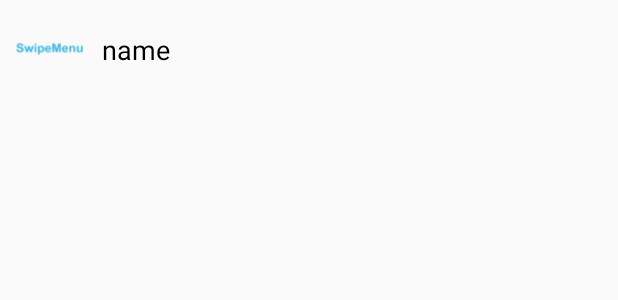
After one commit to lantian0314/ndkDemo, an Android app: the layout item_list_app.xml on its own in the app's theme, with its tools: preview values and no code run, on a phone screen of 412 x 824 dp. The commit adds this screen. Shown: the top 300 px of the screen. Run offline under Robolectric (Android 15) with nearby library versions, the phone set to English and light mode, and no system bars.

Commit message:
添加UI框架SwipeMenuListView

```diff
--- a/app/build.gradle
+++ b/app/build.gradle
@@ -71,7 +71,10 @@ dependencies {
     compile 'com.google.code.gson:gson:2.6.2'
     compile 'com.jungly:gridPasswordView:0.3'
     compile 'com.linroid.filtermenu:library:0.2.+@aar'
+    //smarttablayout
     compile 'com.ogaclejapan.smarttablayout:library:1.6.1@aar'
     //Optional: see how to use the utility.
     compile 'com.ogaclejapan.smarttablayout:utils-v4:1.6.1@aar'
+    // listView侧滑删除效果
+    compile 'com.baoyz.swipemenulistview:library:1.3.0'
 }
--- a/app/src/main/AndroidManifest.xml
+++ b/app/src/main/AndroidManifest.xml
@@ -26,6 +26,7 @@
         <activity android:name=".view.GridPwdView"></activity>
         <activity android:name=".view.MFilterMenu"></activity>
         <activity android:name=".view.SmartTable"></activity>
+        <activity android:name=".view.SwipeMenuView"></activity>
     </application>
 
 </manifest>
--- /dev/null
+++ b/app/src/main/res/layout/item_list_app.xml
@@ -0,0 +1,24 @@
+<RelativeLayout xmlns:android="http://schemas.android.com/apk/res/android"
+    xmlns:tools="http://schemas.android.com/tools"
+    android:layout_width="match_parent"
+    android:layout_height="wrap_content"
+    android:padding="8dp" >
+
+    <ImageView
+        android:id="@+id/iv_icon"
+        android:layout_width="50dp"
+        android:layout_height="50dp"
+        android:src="@drawable/ic_launcher" />
+
+    <TextView
+        android:id="@+id/tv_name"
+        android:layout_width="wrap_content"
+        android:layout_height="wrap_content"
+        android:layout_centerVertical="true"
+        android:layout_marginLeft="10dp"
+        android:layout_toRightOf="@+id/iv_icon"
+        android:text="name"
+        android:textColor="@android:color/black"
+        android:textSize="18sp" />
+
+</RelativeLayout>
```
Also changed, not shown: app/src/main/java/orm/ndkdemo/MainActivity.java (+8 -1 lines), app/src/main/java/orm/ndkdemo/view/SwipeMenuView.java (added, +270 -0 lines), app/src/main/res/layout/content_main.xml (+8 -0 lines), app/src/main/res/layout/swipemenu.xml (added, +11 -0 lines), app/src/main/res/drawable/ic_delete.png (added), app/src/main/res/drawable/ic_launcher.png (added).
